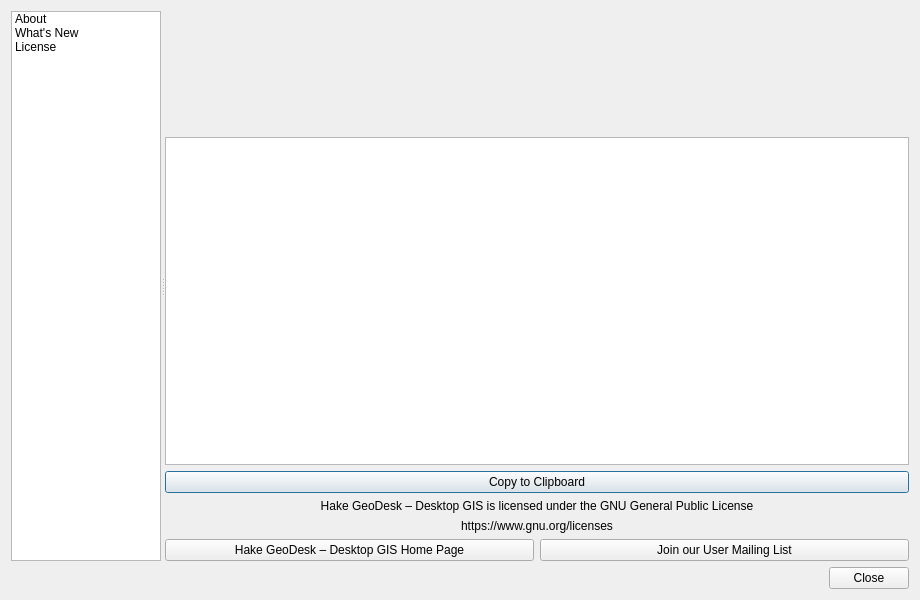
Old version of the form src/ui/qgsabout.ui in the repository sagar-singha-roy/hake-gis.
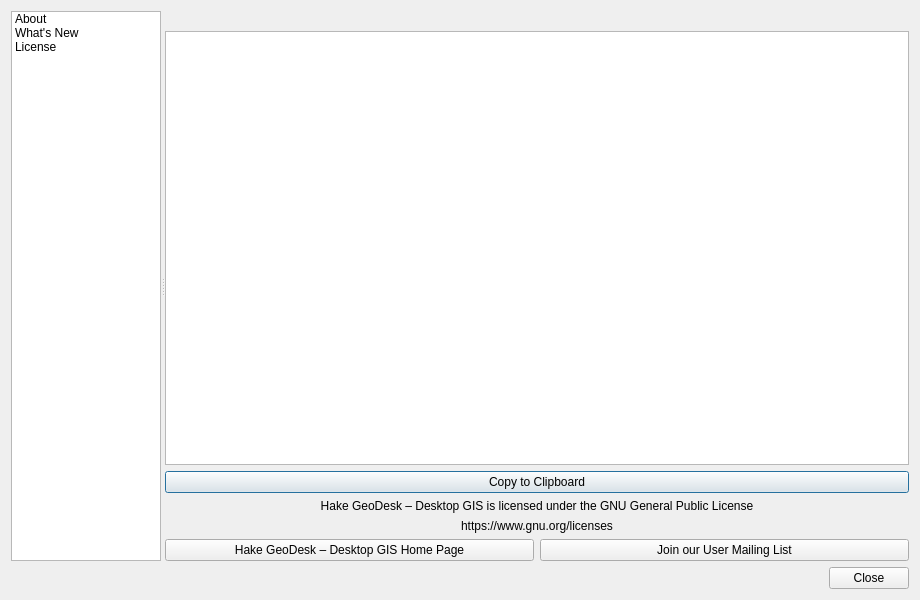
New version of the form.

Commit message: UI: Standardize About and What's New branding logo to neat, standard proportions

```diff
--- a/src/ui/qgsabout.ui
+++ b/src/ui/qgsabout.ui
@@ -165,14 +165,14 @@
               <widget class="QLabel" name="qgisIcon">
                <property name="minimumSize">
                 <size>
-                 <width>280</width>
-                 <height>120</height>
+                 <width>0</width>
+                 <height>0</height>
                 </size>
                </property>
                <property name="maximumSize">
                 <size>
-                 <width>420</width>
-                 <height>180</height>
+                 <width>190</width>
+                 <height>62</height>
                 </size>
                </property>
                <property name="alignment">
```
The commit also changes 1 other file.
